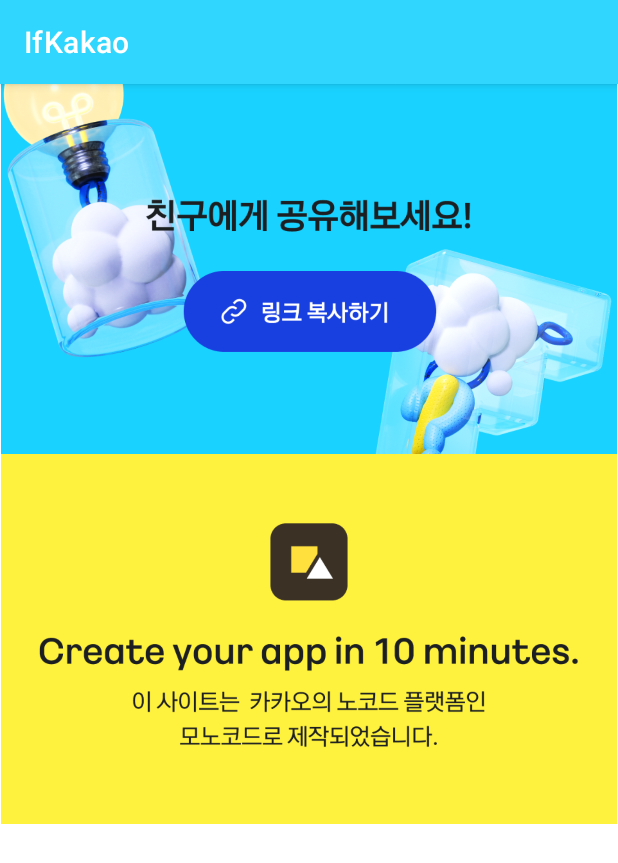
After one commit to 2023newkrew/android-ifkakao, an Android app: the fragment EndingBannerFragment shown on its own in the app's theme, on a phone screen of 412 x 824 dp. The commit adds this screen. Shown: the top 863 px of the screen. Run offline under Robolectric (Android 15) with nearby library versions, the phone set to English and light mode, and no system bars.

Commit message:
feat: add EndingBannerFragment

```diff
--- /dev/null
+++ b/app/src/main/java/com/example/ifkakao/presenter/fragment/EndingBannerFragment.kt
@@ -0,0 +1,19 @@
+package com.example.ifkakao.presenter.fragment
+
+import android.os.Bundle
+import androidx.fragment.app.Fragment
+import android.view.LayoutInflater
+import android.view.View
+import android.view.ViewGroup
+import com.example.ifkakao.R
+
+class EndingBannerFragment : Fragment() {
+
+    override fun onCreateView(
+        inflater: LayoutInflater, container: ViewGroup?,
+        savedInstanceState: Bundle?
+    ): View? {
+        // Inflate the layout for this fragment
+        return inflater.inflate(R.layout.fragment_ending_banner, container, false)
+    }
+}
--- a/app/src/main/java/com/example/ifkakao/presenter/fragment/MainVideoFragment.kt
+++ b/app/src/main/java/com/example/ifkakao/presenter/fragment/MainVideoFragment.kt
@@ -19,11 +19,10 @@ class MainVideoFragment : Fragment() {
     ): View {
         _binding = FragmentMainVideoBinding.inflate(inflater, container, false)
 
-        val VIDEO_PATH = "android.resource://" + (activity?.packageName ?: "com.example.ifkakao") + "/" + R.raw.main_video
-        val uri: Uri = Uri.parse(VIDEO_PATH)
+        val videoPath = "android.resource://" + (activity?.packageName ?: "com.example.ifkakao") + "/" + R.raw.main_video
+        val uri: Uri = Uri.parse(videoPath)
 
         binding.mainVideoView.setVideoURI(uri)
-        binding.mainVideoView.start()
         binding.mainVideoView.setOnPreparedListener {
             it.isLooping = true
             it.start()
--- a/app/src/main/res/layout/activity_main.xml
+++ b/app/src/main/res/layout/activity_main.xml
@@ -34,5 +34,11 @@
             android:layout_width="match_parent"
             android:layout_height="wrap_content"
             tools:layout="@layout/fragment_choice_session_track" />
+
+        <androidx.fragment.app.FragmentContainerView
+            android:id="@+id/ending_banner_fragment_container_view"
+            android:layout_width="match_parent"
+            android:layout_height="wrap_content"
+            tools:layout="@layout/fragment_choice_session_track" />
     </LinearLayout>
 </ScrollView>
--- /dev/null
+++ b/app/src/main/res/layout/fragment_ending_banner.xml
@@ -0,0 +1,23 @@
+<?xml version="1.0" encoding="utf-8"?>
+<LinearLayout xmlns:android="http://schemas.android.com/apk/res/android"
+    xmlns:tools="http://schemas.android.com/tools"
+    android:layout_width="match_parent"
+    android:layout_height="match_parent"
+    android:orientation="vertical"
+    tools:context=".presenter.fragment.EndingBannerFragment">
+
+    <ImageView
+        android:id="@+id/ending_banner_01"
+        android:layout_width="wrap_content"
+        android:layout_height="wrap_content"
+        android:adjustViewBounds="true"
+        android:contentDescription="@string/ending_banner_01_discription"
+        android:src="@drawable/ending_banner_01"/>
+
+    <ImageView
+        android:layout_width="wrap_content"
+        android:layout_height="wrap_content"
+        android:adjustViewBounds="true"
+        android:contentDescription="@string/ending_banner_02_discription"
+        android:src="@drawable/ending_banner_02"/>
+</LinearLayout>
--- a/app/src/main/res/values/strings.xml
+++ b/app/src/main/res/values/strings.xml
@@ -1,3 +1,10 @@
 <resources>
     <string name="app_name">IfKakao</string>
+
+    <string name="choice_session_type_title">2022년 한해, 카카오의\n고민과 경험을 공유합니다.</string>
+    <string name="hello_text_01">우리, 내년에 또 만나요~\n함께 나아가는 더 나은 세상!</string>
+    <string name="hello_text_02">카카오 개발자 컨퍼런스가 마무리되었습니다.\n카카오는 개발자와 함께 성장할 수 있도록 더 노력하겠습니다.</string>
+    <string name="go_to_all_session_text">전체 세션 바로가기</string>
+    <string name="ending_banner_01_discription">친구들에게 공유해 보세요!</string>
+    <string name="ending_banner_02_discription">이 사이트는 카카오의 노코드 플랫폼인 모노코드로 제작되었습니다.</string>
 </resources>
```
Also changed, not shown: app/src/main/java/com/example/ifkakao/presenter/activity/MainActivity.kt (+5 -7 lines).
